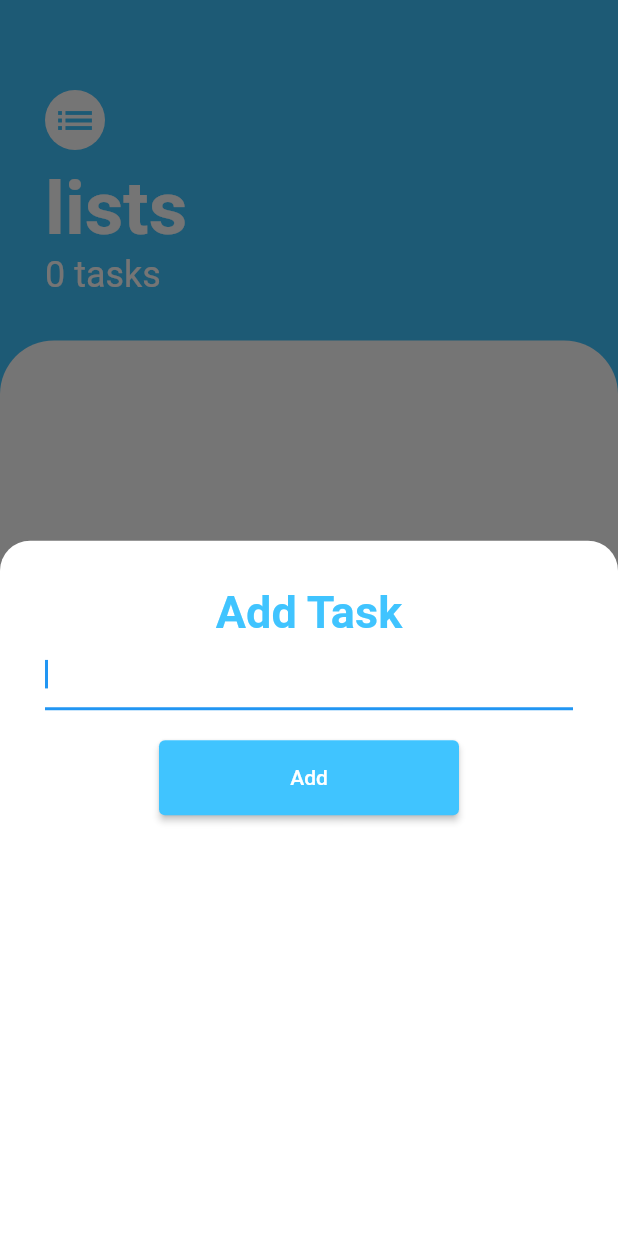
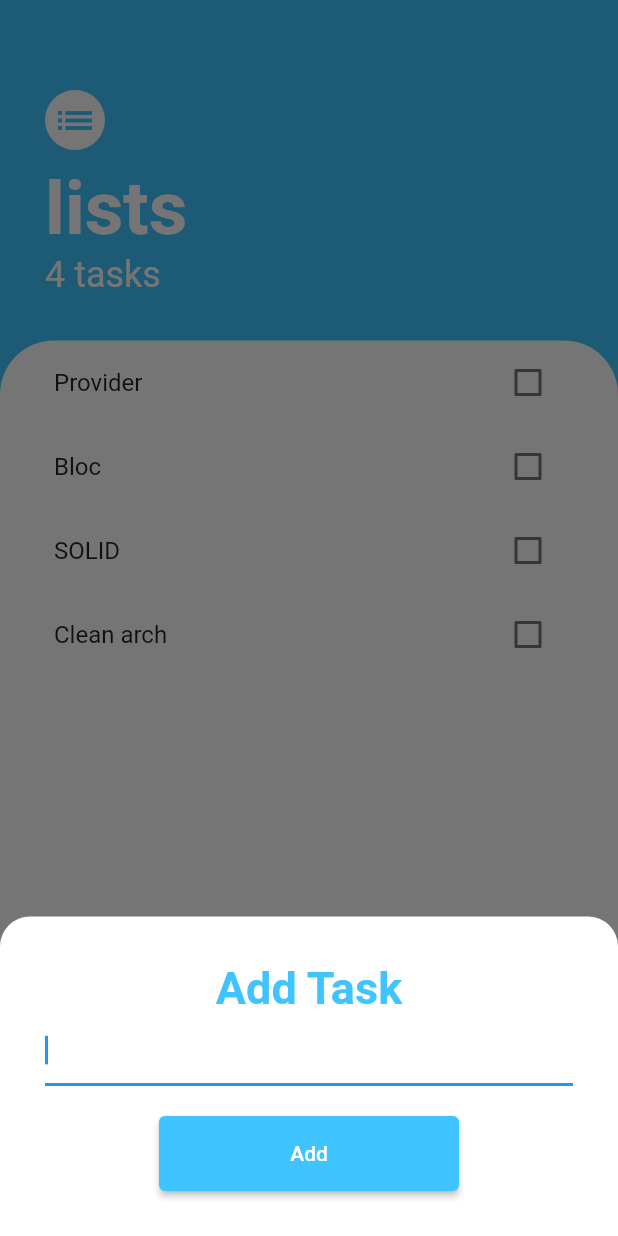
Before and after one commit to aacfahim/provider_todo, a Flutter app: the screen it shows after launch, after a tap on the "add" icon, on a phone screen of 412 x 824 dp. Run offline on Flutter 3.47's test engine with Material 2 defaults, Android fonts, the phone set to English and light mode, and no system bars.

Commit message:
provider and change notifier integration

```diff
--- a/lib/main.dart
+++ b/lib/main.dart
@@ -1,4 +1,6 @@
 import 'package:flutter/material.dart';
+import 'package:provider/provider.dart';
+import 'package:todo/model/task_data.dart';
 import 'package:todo/screens/task_screen.dart';
 
 void main() {
@@ -11,13 +13,15 @@ class MyApp extends StatelessWidget {
   // This widget is the root of your application.
   @override
   Widget build(BuildContext context) {
-    return MaterialApp(
-      title: 'Flutter Demo',
-      theme: ThemeData(
-        canvasColor: Colors.transparent,
-        primarySwatch: Colors.blue,
+    return ChangeNotifierProvider(
+      create: (context) => TaskData(),
+      child: MaterialApp(
+        theme: ThemeData(
+          canvasColor: Colors.transparent,
+          primarySwatch: Colors.blue,
+        ),
+        home: TaskScreen(),
       ),
-      home: TaskScreen(),
     );
   }
 }
--- /dev/null
+++ b/lib/model/task_data.dart
@@ -0,0 +1,15 @@
+import 'package:flutter/foundation.dart';
+import 'package:todo/model/Task.dart';
+
+class TaskData extends ChangeNotifier {
+  List<Task> lists = [
+    Task(name: "Provider"),
+    Task(name: "Bloc"),
+    Task(name: "SOLID"),
+    Task(name: "Clean arch"),
+  ];
+
+  int get taskCount {
+    return lists.length;
+  }
+}
--- a/lib/screens/add_task_screen.dart
+++ b/lib/screens/add_task_screen.dart
@@ -10,6 +10,8 @@ class AddTask extends StatelessWidget {
   Widget build(BuildContext context) {
     String? newTask;
     return Container(
+      padding:
+          EdgeInsets.only(bottom: MediaQuery.of(context).viewInsets.bottom),
       color: Colors.transparent,
       child: Container(
           padding: EdgeInsets.all(30.0),
--- a/lib/screens/task_screen.dart
+++ b/lib/screens/task_screen.dart
@@ -1,17 +1,12 @@
 import 'package:flutter/material.dart';
+import 'package:provider/provider.dart';
 import 'package:todo/model/Task.dart';
+import 'package:todo/model/task_data.dart';
 import 'package:todo/screens/add_task_screen.dart';
 import 'package:todo/widgets/task_list.dart';
 
-class TaskScreen extends StatefulWidget {
+class TaskScreen extends StatelessWidget {
   TaskScreen({super.key});
-
-  @override
-  State<TaskScreen> createState() => _TaskScreenState();
-}
-
-class _TaskScreenState extends State<TaskScreen> {
-  List<Task> lists = [];
 
   @override
   Widget build(BuildContext context) {
@@ -21,11 +16,13 @@ class _TaskScreenState extends State<TaskScreen> {
         onPressed: () {
           showModalBottomSheet(
               context: context,
-              builder: (context) => AddTask(addTaskCallBack: (newTask) {
-                    setState(() {
-                      lists.add(Task(name: newTask));
-                    });
-                  }));
+              builder: (context) => SingleChildScrollView(
+                    child: AddTask(addTaskCallBack: (newTask) {
+                      // setState(() {
+                      //   lists.add(Task(name: newTask));
+                      // });
+                    }),
+                  ));
         },
         child: Icon(Icons.add),
       ),
@@ -40,7 +37,7 @@ class _TaskScreenState extends State<TaskScreen> {
               crossAxisAlignment: CrossAxisAlignment.start,
               children: [
                 CircleAvatar(
-                    child: Icon(
+                    child: const Icon(
                       Icons.list,
                       size: 30,
                       color: Colors.lightBlueAccent,
@@ -52,7 +49,9 @@ class _TaskScreenState extends State<TaskScreen> {
                         color: Colors.white,
                         fontSize: 50,
                         fontWeight: FontWeight.w700)),
-                Text(lists.length.toString() + " tasks",
+                Text(
+                    Provider.of<TaskData>(context).taskCount.toString() +
+                        " tasks",
                     style: TextStyle(color: Colors.white, fontSize: 24)),
               ],
             ),
@@ -67,7 +66,7 @@ class _TaskScreenState extends State<TaskScreen> {
                     topRight: Radius.circular(36.0),
                   ),
                 ),
-                child: TaskList(lists: lists)),
+                child: TaskList()),
           ),
         ],
       ),
--- a/lib/widgets/task_list.dart
+++ b/lib/widgets/task_list.dart
@@ -1,11 +1,11 @@
 import 'package:flutter/material.dart';
+import 'package:provider/provider.dart';
 import 'package:todo/model/Task.dart';
+import 'package:todo/model/task_data.dart';
 import 'package:todo/widgets/task_tile.dart';
 
 class TaskList extends StatefulWidget {
-  TaskList({super.key, this.lists});
-
-  final List<Task>? lists;
+  const TaskList({super.key});
 
   @override
   State<TaskList> createState() => _TaskListState();
@@ -14,18 +14,22 @@ class TaskList extends StatefulWidget {
 class _TaskListState extends State<TaskList> {
   @override
   Widget build(BuildContext context) {
+    return Consumer<TaskData>(
+      builder: (context, value, child) {
         return ListView.builder(
-        itemCount: widget.lists!.length,
+            itemCount: value.taskCount,
             itemBuilder: (context, index) {
               return TaskTile(
-              name: widget.lists![index].name,
-              isChecked: widget.lists![index].isDone,
-              isEmpty: widget.lists!.length,
+                  name: value.lists[index].name,
+                  isChecked: value.lists[index].isDone,
+                  isEmpty: value.taskCount,
                   checkBoxCallback: (checkBoxState) {
-                setState(() {
-                  widget.lists![index].toggleDone();
+                    // setState(() {
+                    //   widget.lists![index].toggleDone();
+                    // });
                   });
             });
-        });
+      },
+    );
   }
 }
```
Also changed, not shown: pubspec.yaml (+3 -4 lines), pubspec.lock. Lines whose indentation alone changed are shown as unchanged.
